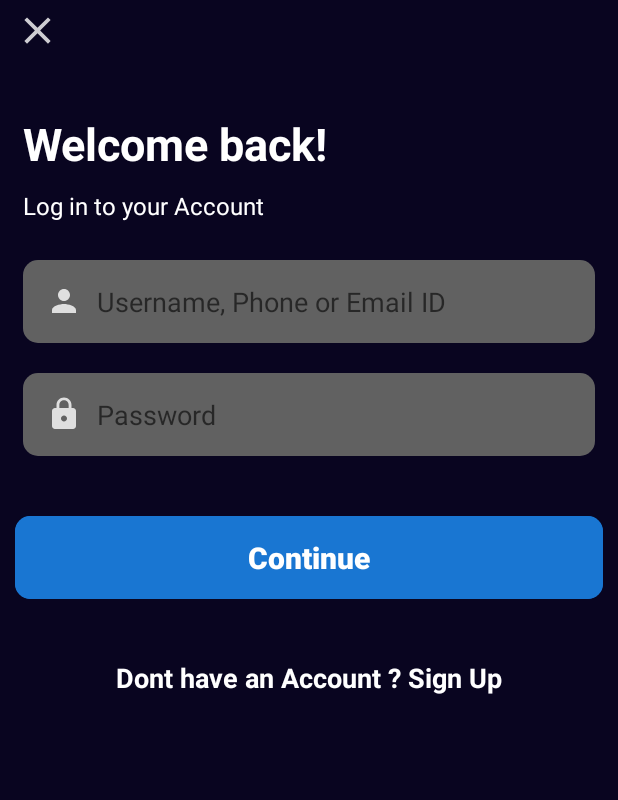
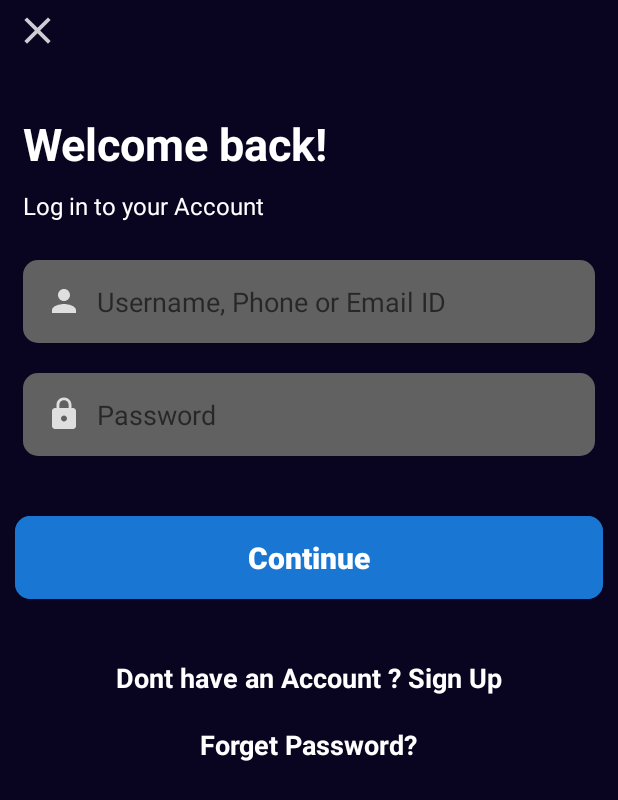
Before and after one commit to Pranavjain23/SmylePariwarFoundationApp, an Android app: the LoginActivity screen opened directly, with no data from a screen before it, on a phone screen of 412 x 824 dp. Shown: the top 800 px of the screen. Run offline under Robolectric (Android 15) with nearby library versions, the phone set to English and light mode, and no system bars; our stand-ins replace Firebase (no records; nobody signed in at launch, a user with empty details on screens opened directly).

Commit message:
Google Sign In Complete and forgot password added

```diff
--- a/app/src/main/res/layout/activity_login.xml
+++ b/app/src/main/res/layout/activity_login.xml
@@ -123,10 +123,25 @@
             android:textStyle="bold"
             android:layout_below="@id/btnContinue"
             android:layout_marginTop="40dp"
-            android:layout_marginBottom="40dp"
+            android:layout_marginBottom="20dp"
+            android:textColor="@color/colorWhite"
+            />
+
+        <TextView
+            android:id="@+id/forgotPassword"
+            android:layout_width="wrap_content"
+            android:layout_height="wrap_content"
+            android:text="Forget Password?"
+            android:textSize="18sp"
+            android:layout_centerHorizontal="true"
+            android:textStyle="bold"
+            android:layout_below="@id/signUp"
+
+
             android:textColor="@color/colorWhite"
             />
 
 
+
     </RelativeLayout>
 </ScrollView>
```
Also changed, not shown: app/src/main/java/com/application/smyleapp/activity/EntryLoginSignUpActivity.kt (+43 -32 lines), app/src/main/java/com/application/smyleapp/activity/LoginActivity.kt (+41 -10 lines), app/src/main/java/com/application/smyleapp/activity/PostGoogleSignUp.kt (+6 -6 lines), app/src/main/res/layout/dialog_forgot_password.xml (added, +12 -0 lines).
